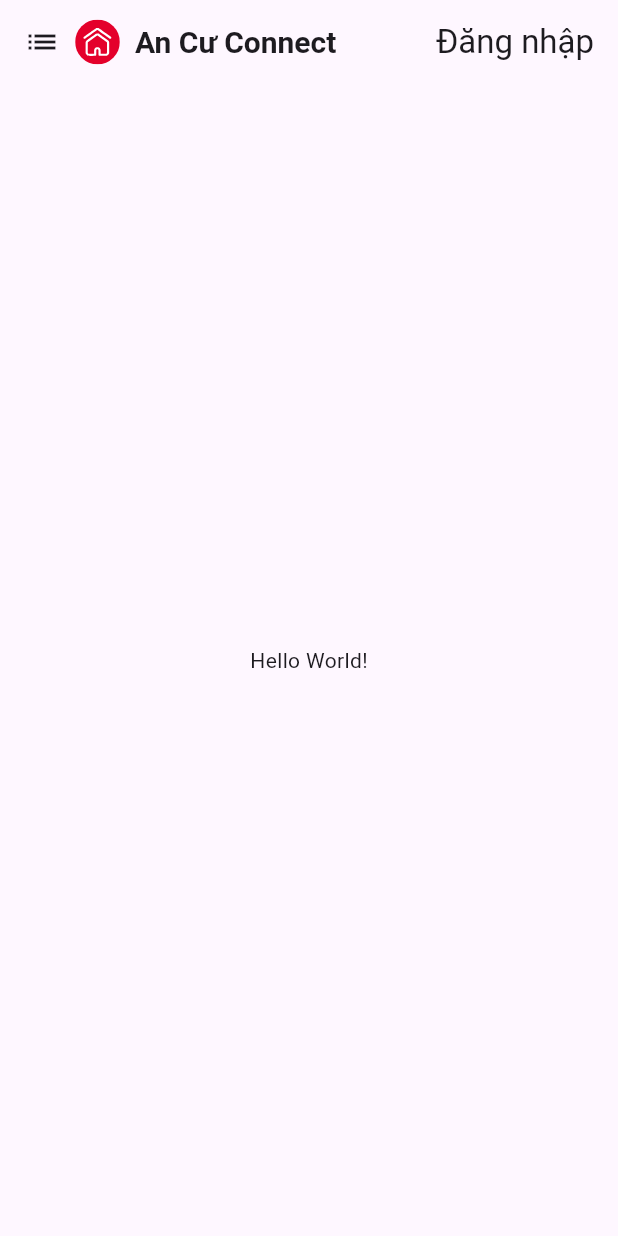
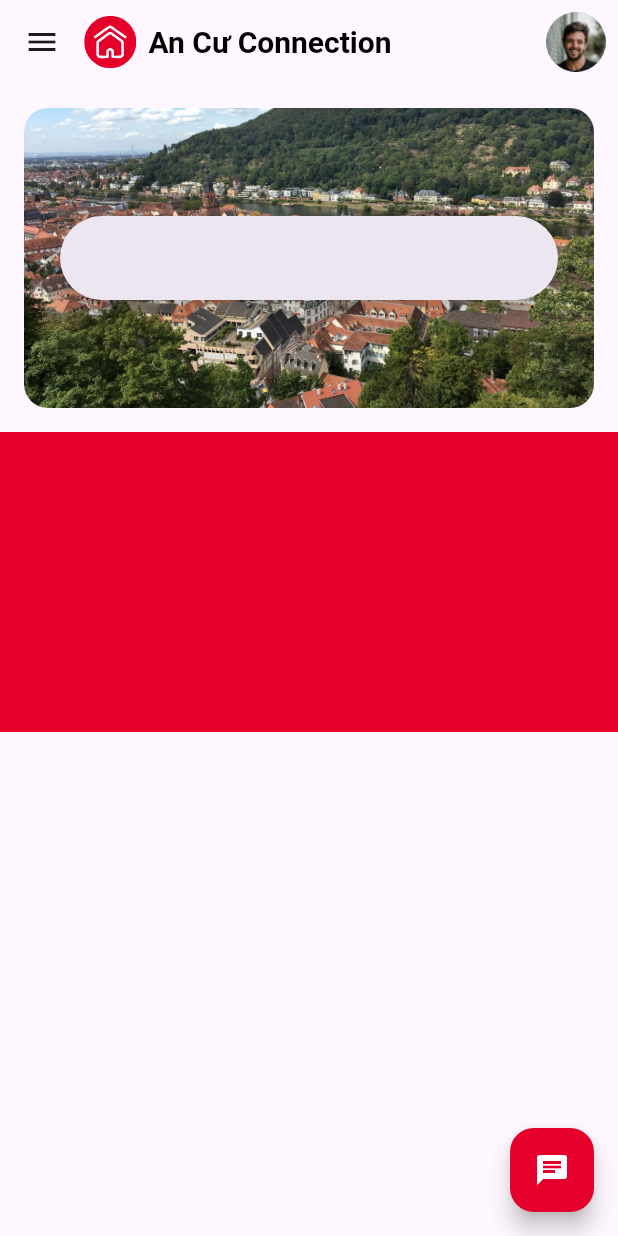
Before and after one commit to AKaLee-IK27/an_cu, a Flutter app: the screen it shows after launch, on a phone screen of 412 x 824 dp. Run offline on Flutter 3.47's test engine with Material 3 defaults, Android fonts, the phone set to English and light mode, and no system bars; our stand-ins replace flutter_riverpod, flutter_svg.

Commit message:
Home screen build

```diff
--- /dev/null
+++ b/lib/Utils/Styles/app_colors.dart
@@ -0,0 +1,17 @@
+import 'dart:ui';
+
+class AppColors {
+  const AppColors._();
+
+  static const primary = Color(0xFFE4002B);
+  static const secondary = Color(0xFFE4002B);
+
+  static const white = Color(0xFFFFFFFF);
+
+  static const black = Color(0xFF000000);
+  static final black20 = const Color(0xFF000000).withOpacity(0.2);
+  static final black50 = const Color(0xFF000000).withOpacity(0.5);
+  static final black80 = const Color(0xFF000000).withOpacity(0.8);
+
+  static const gray = Color(0xFF7C7C7C);
+}
--- /dev/null
+++ b/lib/Utils/Styles/app_sizes.dart
@@ -0,0 +1,38 @@
+import "package:flutter/material.dart";
+
+/// Constant sizes to be used in the app (paddings, gaps, rounded corners etc.)
+class Sizes {
+  static const p2 = 2.0;
+  static const p4 = 4.0;
+  static const p8 = 8.0;
+  static const p12 = 12.0;
+  static const p16 = 16.0;
+  static const p20 = 20.0;
+  static const p24 = 24.0;
+  static const p32 = 32.0;
+  static const p48 = 48.0;
+  static const p64 = 64.0;
+}
+
+/// Constant gap widths
+const gapW4 = SizedBox(width: Sizes.p4);
+const gapW8 = SizedBox(width: Sizes.p8);
+const gapW12 = SizedBox(width: Sizes.p12);
+const gapW16 = SizedBox(width: Sizes.p16);
+const gapW20 = SizedBox(width: Sizes.p20);
+const gapW24 = SizedBox(width: Sizes.p24);
+const gapW32 = SizedBox(width: Sizes.p32);
+const gapW48 = SizedBox(width: Sizes.p48);
+const gapW64 = SizedBox(width: Sizes.p64);
+
+/// Constant gap heights
+const gapH2 = SizedBox(height: Sizes.p2);
+const gapH4 = SizedBox(height: Sizes.p4);
+const gapH8 = SizedBox(height: Sizes.p8);
+const gapH12 = SizedBox(height: Sizes.p12);
+const gapH16 = SizedBox(height: Sizes.p16);
+const gapH20 = SizedBox(height: Sizes.p20);
+const gapH24 = SizedBox(height: Sizes.p24);
+const gapH32 = SizedBox(height: Sizes.p32);
+const gapH48 = SizedBox(height: Sizes.p48);
+const gapH64 = SizedBox(height: Sizes.p64);
--- /dev/null
+++ b/lib/Utils/Styles/app_text_styles.dart
@@ -0,0 +1,37 @@
+import "package:flutter/material.dart";
+
+import "app_colors.dart";
+
+class AppTextStyles {
+  const AppTextStyles._();
+
+  static TextStyle headline = TextStyle(
+    fontSize: 96,
+    fontWeight: FontWeight.w300,
+    color: AppColors.black80,
+  );
+
+  static TextStyle title = TextStyle(
+    fontSize: 24,
+    fontWeight: FontWeight.w500,
+    color: AppColors.black80,
+  );
+
+  static TextStyle bodyTextBold = TextStyle(
+    fontSize: 16,
+    fontWeight: FontWeight.w500,
+    color: AppColors.black80,
+  );
+
+  static TextStyle bodyText = TextStyle(
+    fontSize: 16,
+    fontWeight: FontWeight.w500,
+    color: AppColors.black80,
+  );
+
+  static TextStyle caption = TextStyle(
+    fontSize: 12,
+    fontWeight: FontWeight.w500,
+    color: AppColors.black80,
+  );
+}
--- /dev/null
+++ b/lib/Utils/Styles/app_themes.dart
@@ -0,0 +1,17 @@
+import 'package:an_cu/Utils/Styles/app_colors.dart';
+import 'package:an_cu/Utils/Styles/app_text_styles.dart';
+import 'package:flutter/material.dart';
+
+class AppThemes {
+  static ThemeData lightTheme = ThemeData(
+    fontFamily: "Roboto",
+    primaryColor: AppColors.primary,
+    brightness: Brightness.light,
+    dividerColor: Colors.white54,
+    textTheme: TextTheme(
+      displayLarge: AppTextStyles.bodyText,
+      titleLarge: AppTextStyles.title,
+      bodyMedium: AppTextStyles.bodyText,
+    ),
+  );
+}
--- /dev/null
+++ b/lib/Views/Home/Screens/home_screen.dart
@@ -0,0 +1,70 @@
+import 'package:an_cu/Utils/Styles/app_colors.dart';
+import 'package:an_cu/Views/Home/Widgets/appbar_content.dart';
+import 'package:flutter/material.dart';
+import 'package:flutter_riverpod/flutter_riverpod.dart';
+
+class HomeScreen extends ConsumerWidget {
+  const HomeScreen({super.key});
+
+  static final GlobalKey<ScaffoldState> scaffoldKey =
+      GlobalKey<ScaffoldState>();
+
+  @override
+  Widget build(BuildContext context, WidgetRef ref) {
+    return SafeArea(
+      child: Scaffold(
+          key: scaffoldKey,
+          drawer: const Drawer(),
+          floatingActionButton: Builder(builder: (context) {
+            return FloatingActionButton(
+              backgroundColor: AppColors.primary,
+              onPressed: () {},
+              child: const Icon(
+                Icons.chat,
+                color: AppColors.white,
+              ),
+            );
+          }),
+          appBar: AppBar(
+            leading: Builder(builder: (context) {
+              return IconButton(
+                icon: const Icon(Icons.menu),
+                onPressed: () => Scaffold.of(context).openDrawer(),
+              );
+            }),
+            titleSpacing: 0,
+            title: const AppBarContent(),
+          ),
+          body: SingleChildScrollView(
+            child: Column(
+              children: [
+                Container(
+                  height: 200,
+                  margin: const EdgeInsets.all(16),
+                  padding: const EdgeInsets.symmetric(
+                    horizontal: 24,
+                    vertical: 32,
+                  ),
+                  decoration: const BoxDecoration(
+                    borderRadius: BorderRadius.all(
+                      Radius.circular(16),
+                    ),
+                    image: DecorationImage(
+                      image: AssetImage('assets/images/search_bg.png'),
+                      fit: BoxFit.cover,
+                    ),
+                  ),
+                  child: const Center(
+                    child: SearchBar(),
+                  ),
+                ),
+                Container(
+                  height: 200,
+                  color: AppColors.secondary,
+                ),
+              ],
+            ),
+          )),
+    );
+  }
+}
--- /dev/null
+++ b/lib/Views/Home/Widgets/appbar_content.dart
@@ -0,0 +1,49 @@
+import 'package:an_cu/Utils/Styles/app_colors.dart';
+import 'package:an_cu/Utils/Styles/app_sizes.dart';
+import 'package:an_cu/Utils/Styles/app_text_styles.dart';
+import 'package:flutter/material.dart';
+import 'package:flutter_svg/svg.dart';
+
+class AppBarContent extends StatelessWidget {
+  const AppBarContent({
+    super.key,
+  });
+
+  @override
+  Widget build(BuildContext context) {
+    return Row(
+      mainAxisAlignment: MainAxisAlignment.spaceBetween,
+      children: [
+        Row(
+          children: [
+            SvgPicture.asset(
+              'assets/logo/main.svg',
+              height: 35,
+              width: 35,
+            ),
+            gapW8,
+            Text(
+              'An Cư Connection',
+              style: AppTextStyles.title.copyWith(
+                color: AppColors.black,
+                fontWeight: FontWeight.bold,
+                fontSize: 20,
+              ),
+            ),
+          ],
+        ),
+        Container(
+          margin: const EdgeInsets.only(right: 8.0),
+          child: InkWell(
+            onTap: () {},
+            child: CircleAvatar(
+              backgroundColor: AppColors.black20,
+              foregroundImage:
+                  const AssetImage('assets/images/demo_avatar.png'),
+            ),
+          ),
+        ),
+      ],
+    );
+  }
+}
--- a/lib/app.dart
+++ b/lib/app.dart
@@ -1,42 +1,18 @@
+import 'package:an_cu/Utils/Styles/app_themes.dart';
+import 'package:an_cu/Views/Home/Screens/home_screen.dart';
 import 'package:flutter/material.dart';
-import 'package:flutter_svg/flutter_svg.dart';
 
 class MainApp extends StatelessWidget {
   const MainApp({super.key});
+
+
 
   @override
   Widget build(BuildContext context) {
     return MaterialApp(
       debugShowCheckedModeBanner: false,
-      home: Scaffold(
-        appBar: AppBar(
-            title: Row(
-          mainAxisAlignment: MainAxisAlignment.spaceBetween,
-          children: [
-            Row(
-              children: [
-                const Icon(Icons.list),
-                const SizedBox(width: 10),
-                SvgPicture.asset(
-                  'assets/logo/main.svg',
-                  fit: BoxFit.contain,
-                  height: 30,
-                  width: 30,
-                ),
-                const SizedBox(width: 10),
-                const Text(
-                  "An Cư Connect",
-                  style: TextStyle(fontSize: 20, fontWeight: FontWeight.bold),
-                ),
-              ],
-            ),
-            const Text('Đăng nhập')
-          ],
-        )),
-        body: const Center(
-          child: Text('Hello World!'),
-        ),
-      ),
+      theme: AppThemes.lightTheme,
+      home: const HomeScreen(),
     );
   }
 }
```
Also changed, not shown: pubspec.yaml (+11 -5 lines), assets/fonts/Roboto-Bold.ttf (added), assets/fonts/Roboto-Medium.ttf (added), assets/fonts/Roboto-Regular.ttf (added), assets/fonts/Roboto-Thin.ttf (added), assets/images/demo_avatar.png (added), assets/images/search_bg.png (added), pubspec.lock.
